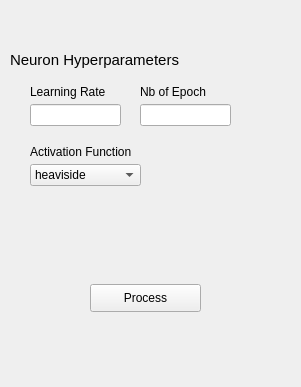
Before: the Qt Designer form Gui_plot.ui in SonTonyD/Lodz_IA_introduction, drawn with Qt 5; both pictures show x 0 to 301 and y 296 to 683 of the 301 by 683 pixel window.
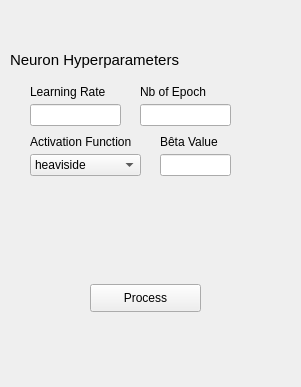
After: the same form once the commit is applied.

Commit message: add betaValue for the logistic function

What changed in the file:
```diff
--- a/Gui_plot.ui
+++ b/Gui_plot.ui
@@ -294,7 +294,7 @@
    <property name="geometry">
     <rect>
      <x>30</x>
-     <y>460</y>
+     <y>450</y>
      <width>111</width>
      <height>22</height>
     </rect>
@@ -342,7 +342,7 @@
    <property name="geometry">
     <rect>
      <x>30</x>
-     <y>440</y>
+     <y>430</y>
      <width>111</width>
      <height>16</height>
     </rect>
@@ -351,6 +351,29 @@
     <string>Activation Function</string>
    </property>
   </widget>
+  <widget class="QLineEdit" name="lineEdit_betaValue">
+   <property name="geometry">
+    <rect>
+     <x>160</x>
+     <y>450</y>
+     <width>71</width>
+     <height>22</height>
+    </rect>
+   </property>
+  </widget>
+  <widget class="QLabel" name="label_betaValue">
+   <property name="geometry">
+    <rect>
+     <x>160</x>
+     <y>430</y>
+     <width>71</width>
+     <height>16</height>
+    </rect>
+   </property>
+   <property name="text">
+    <string>Bêta Value</string>
+   </property>
+  </widget>
  </widget>
  <resources/>
  <connections/>
```
The commit also changes 3 other files.
